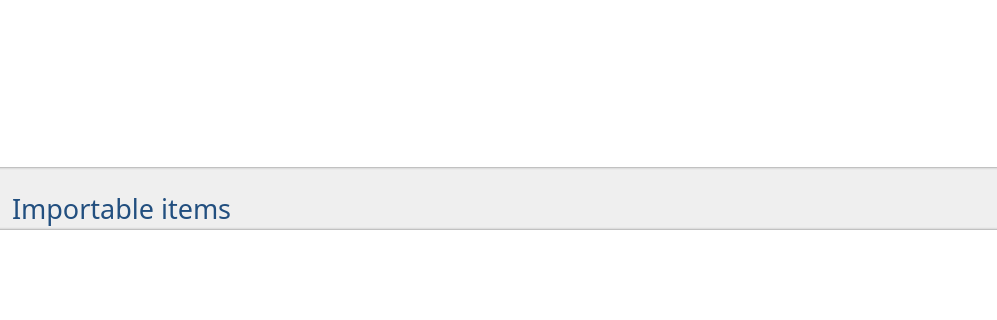
Old version of the form downloads/DownloadsWidget.ui in the repository Komet/MediaElch; both pictures show x 0 to 997 and y 118 to 438 of the 997 by 596 pixel window.
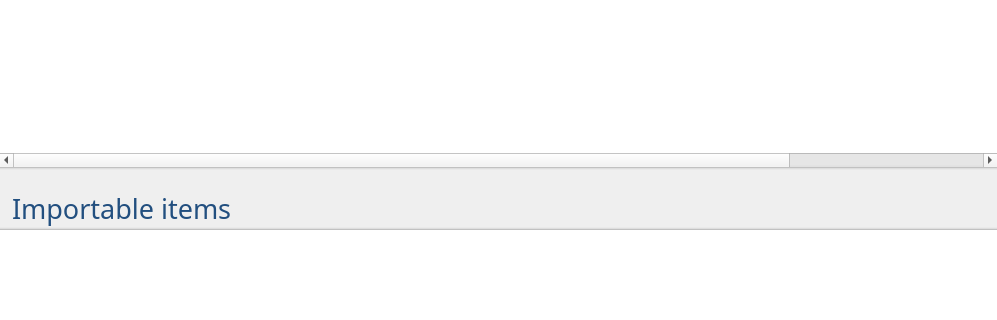
New version of the form.

The edit to the form file:
```diff
--- a/downloads/DownloadsWidget.ui
+++ b/downloads/DownloadsWidget.ui
@@ -105,7 +105,7 @@
       <bool>false</bool>
      </attribute>
      <attribute name="horizontalHeaderDefaultSectionSize">
-      <number>150</number>
+      <number>200</number>
      </attribute>
      <attribute name="verticalHeaderVisible">
       <bool>false</bool>
```
